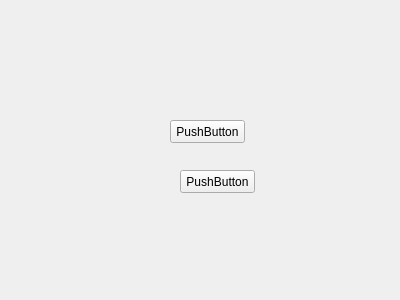
Before: the Qt Designer form my2widget.ui in ghclon/MyProject, drawn with Qt 5.
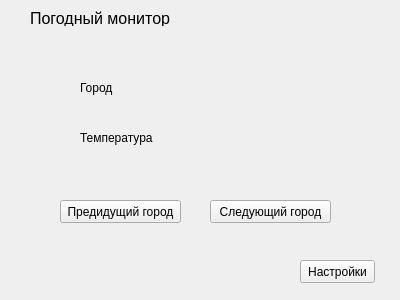
After: the same form once the commit is applied.

What changed in the file:
```diff
--- a/my2widget.ui
+++ b/my2widget.ui
@@ -16,27 +16,96 @@
   <widget class="QPushButton" name="pushButton">
    <property name="geometry">
     <rect>
-     <x>170</x>
-     <y>120</y>
+     <x>300</x>
+     <y>260</y>
      <width>75</width>
      <height>23</height>
     </rect>
    </property>
    <property name="text">
-    <string>PushButton</string>
+    <string>Настройки</string>
    </property>
   </widget>
-  <widget class="QPushButton" name="pushButton_2">
+  <widget class="QLabel" name="TitleLabel">
+   <property name="enabled">
+    <bool>true</bool>
+   </property>
    <property name="geometry">
     <rect>
-     <x>180</x>
-     <y>170</y>
-     <width>75</width>
+     <x>30</x>
+     <y>10</y>
+     <width>291</width>
+     <height>16</height>
+    </rect>
+   </property>
+   <property name="font">
+    <font>
+     <pointsize>12</pointsize>
+    </font>
+   </property>
+   <property name="contextMenuPolicy">
+    <enum>Qt::ActionsContextMenu</enum>
+   </property>
+   <property name="layoutDirection">
+    <enum>Qt::LeftToRight</enum>
+   </property>
+   <property name="text">
+    <string>Погодный монитор</string>
+   </property>
+   <property name="textInteractionFlags">
+    <set>Qt::LinksAccessibleByMouse</set>
+   </property>
+  </widget>
+  <widget class="QPushButton" name="PrevPushButton">
+   <property name="geometry">
+    <rect>
+     <x>60</x>
+     <y>200</y>
+     <width>121</width>
      <height>23</height>
     </rect>
    </property>
    <property name="text">
-    <string>PushButton</string>
+    <string>Предидущий город</string>
+   </property>
+  </widget>
+  <widget class="QPushButton" name="NextPushButton">
+   <property name="geometry">
+    <rect>
+     <x>210</x>
+     <y>200</y>
+     <width>121</width>
+     <height>23</height>
+    </rect>
+   </property>
+   <property name="text">
+    <string>Следующий город</string>
+   </property>
+  </widget>
+  <widget class="QLabel" name="CityLabel">
+   <property name="geometry">
+    <rect>
+     <x>80</x>
+     <y>80</y>
+     <width>101</width>
+     <height>16</height>
+    </rect>
+   </property>
+   <property name="text">
+    <string>Город</string>
+   </property>
+  </widget>
+  <widget class="QLabel" name="TempLabel">
+   <property name="geometry">
+    <rect>
+     <x>80</x>
+     <y>130</y>
+     <width>81</width>
+     <height>16</height>
+    </rect>
+   </property>
+   <property name="text">
+    <string>Температура</string>
    </property>
   </widget>
  </widget>
```
Left out of the diff: 2 changed lines with no effect on the pictures.
